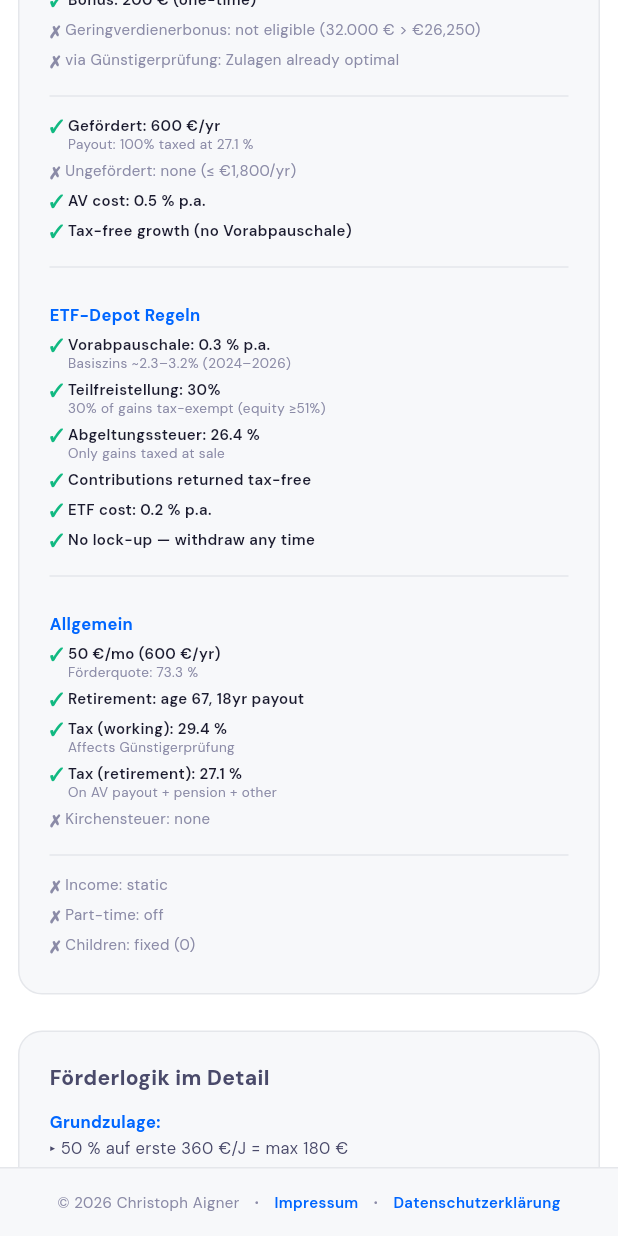
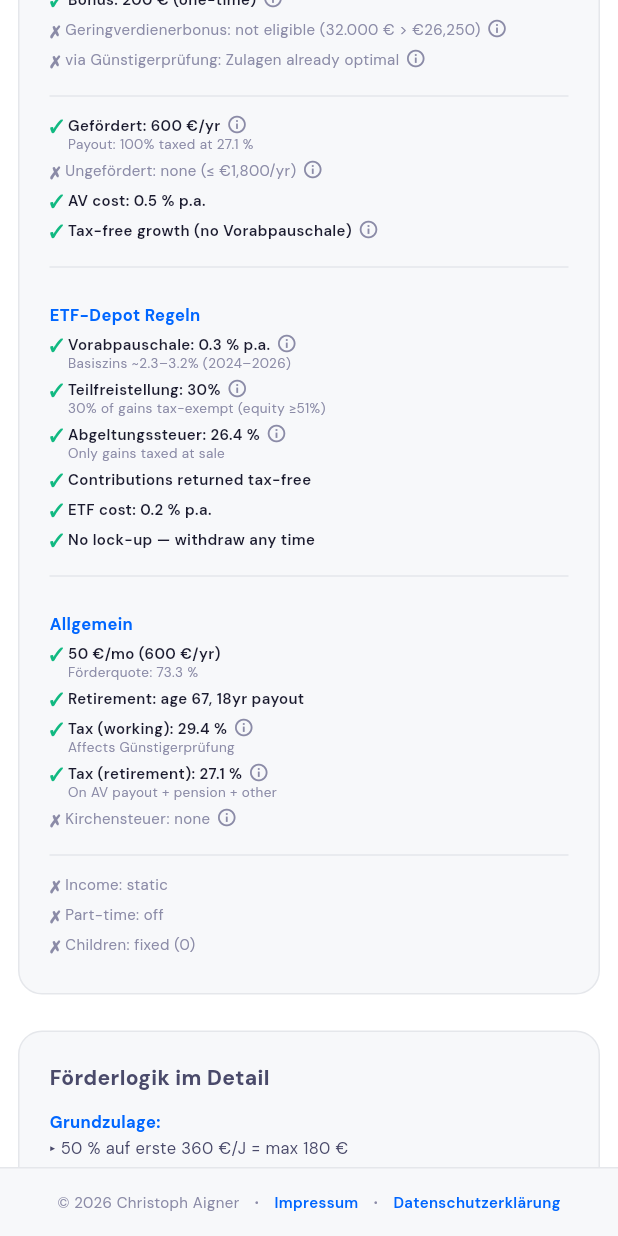
Before and after one commit to chraig/de_altersvorsorge_depot, a Flutter app: the screen it shows after launch, scrolled down 3456 dp, on a phone screen of 412 x 824 dp. Run offline on Flutter 3.47's test engine with Material 3 defaults, Android fonts, the phone set to English and light mode, and no system bars; our stand-ins replace fl_chart, flutter_bloc, go_router, google_fonts.

Commit message:
Add info tooltips, fix 3-column overflow, update stale docs
Info tooltips (ⓘ) on all key terms in calculation basis card:
- 13 bilingual explanations (EN/DE) for Grundzulage, Kinderzulage,
  Berufseinsteigerbonus, Geringverdienerbonus, Günstigerprüfung,
  Gefördert/Ungefördert, Grenzsteuersatz, Vorabpauschale,
  Teilfreistellung, Abgeltungssteuer, Kirchensteuer
- InfoTip widget: hover on desktop, long-press on mobile
- Styled tooltip with white background, border, shadow

Layout fix:
- Removed Container(width:1) vertical dividers that caused infinite
  height crash (blank screen). Columns now separated by padding only.

Docs updated:
- RESEARCH.md: fixed stale 0.2% Vorabpauschale → 0.3%
- CLAUDE.md: updated IncomeDevSettings module path and features

```diff
--- a/lib/core/l10n/app_strings.dart
+++ b/lib/core/l10n/app_strings.dart
@@ -101,6 +101,21 @@ abstract class AppStrings {
   String get calcBasisAV;
   String get calcBasisETF;
   String get calcBasisGeneral;
+
+  // ─── INFO TOOLTIPS ─────────────────────────────────────────────────
+  String get tipGrundzulage;
+  String get tipKinderzulage;
+  String get tipBerufseinsteigerbonus;
+  String get tipGeringverdienerbonus;
+  String get tipGuenstigerpruefung;
+  String get tipGefoerdert;
+  String get tipUngefoerdert;
+  String get tipGrenzsteuersatz;
+  String get tipGrenzsteuersatzRente;
+  String get tipVorabpauschale;
+  String get tipTeilfreistellung;
+  String get tipAbgeltungssteuer;
+  String get tipKirchensteuer;
 
   // ─── COMPARISON ───────────────────────────────────────────────────
   String avYieldsMore(String amount);
@@ -389,6 +404,21 @@ class StringsEn extends AppStrings {
   String get calcBasisAV => 'AV-Depot Rules';
   String get calcBasisETF => 'ETF Rules';
   String get calcBasisGeneral => 'Common';
+
+  // Info Tooltips
+  String get tipGrundzulage => 'Government matches your contributions: 50% on the first €360/yr and 25% on €361–1,800/yr. Maximum €540/yr. Goes directly into your depot.';
+  String get tipKinderzulage => 'The state matches €1 for each €1 you contribute, up to €300 per child per year. Full grant from just €25/month contribution.';
+  String get tipBerufseinsteigerbonus => 'One-time €200 bonus in your first contract year if you are under 25. No ongoing payments — just the first year.';
+  String get tipGeringverdienerbonus => 'Extra €175/yr if your gross income is €26,250 or less and you contribute at least €120/yr. Stacks on top of the Grundzulage.';
+  String get tipGuenstigerpruefung => 'The tax office automatically checks: is the tax deduction on your contributions worth more than the subsidies? If yes, you get the difference as a tax refund — but to your bank account, NOT into the depot.';
+  String get tipGefoerdert => 'Subsidized contributions (up to €1,800/yr): grow tax-free, but the ENTIRE payout in retirement is taxed at your income tax rate (nachgelagerte Besteuerung).';
+  String get tipUngefoerdert => 'Unsubsidized contributions (above €1,800/yr): no subsidies, but preferential payout tax — only 50% of gains taxed at your income tax rate (Halbeinkünfteverfahren). Requires 12+ years contract.';
+  String get tipGrenzsteuersatz => 'Your marginal tax rate based on gross income. This is the rate on your last euro earned — not the average rate on all income. Used for Günstigerprüfung during savings.';
+  String get tipGrenzsteuersatzRente => 'Your marginal tax rate in retirement, based on combined income: AV-Depot payout + state pension + other income. Usually lower than during working life.';
+  String get tipVorabpauschale => 'Annual tax on unrealized ETF gains, calculated from the Basiszins (ECB reference rate). Simplified here as a fixed drag on returns. Does NOT apply inside the AV-Depot.';
+  String get tipTeilfreistellung => '30% of your ETF gains are tax-exempt because the fund already paid withholding tax at fund level. Only 70% of gains are subject to Abgeltungssteuer.';
+  String get tipAbgeltungssteuer => 'Flat-rate capital gains tax of 25% plus 5.5% Solidaritätszuschlag. Only applied to gains (not contributions). Reduced rate when Kirchensteuer applies.';
+  String get tipKirchensteuer => 'Church tax of 8% (Bayern/BaWü) or 9% (other states), applied on top of income tax (AV) and Abgeltungssteuer (ETF). The Abgeltungssteuer base rate is reduced when church tax applies.';
 
   String avYieldsMore(String amount) => 'AV-Depot yields $amount more.';
   String etfYieldsMore(String amount) => 'ETF Portfolio yields $amount more.';
@@ -736,6 +766,20 @@ class StringsDe extends AppStrings {
   String get calcBasisETF => 'ETF-Depot Regeln';
   String get calcBasisGeneral => 'Allgemein';
 
+  String get tipGrundzulage => 'Der Staat bezuschusst Ihre Beiträge: 50 % auf die ersten 360 €/J und 25 % auf 361–1.800 €/J. Maximum 540 €/J. Fließt direkt ins Depot.';
+  String get tipKinderzulage => 'Der Staat zahlt für jeden eingezahlten Euro bis zu 300 € pro Kind und Jahr dazu. Volle Zulage ab nur 25 €/Monat Eigenbeitrag.';
+  String get tipBerufseinsteigerbonus => 'Einmaliger Bonus von 200 € im ersten Vertragsjahr, wenn Sie unter 25 sind. Keine laufenden Zahlungen — nur im ersten Jahr.';
+  String get tipGeringverdienerbonus => 'Zusätzlich 175 €/J bei Bruttoeinkommen ≤ 26.250 € und Mindestbeitrag 120 €/J. Wird auf die Grundzulage aufgeschlagen.';
+  String get tipGuenstigerpruefung => 'Das Finanzamt prüft automatisch: Bringt der Sonderausgabenabzug auf Ihre Beiträge mehr als die Zulagen? Wenn ja, erhalten Sie die Differenz als Steuererstattung — aber auf Ihr Bankkonto, NICHT ins Depot.';
+  String get tipGefoerdert => 'Geförderte Beiträge (bis 1.800 €/J): Wachsen steuerfrei, aber die GESAMTE Auszahlung im Ruhestand wird mit Einkommensteuer besteuert (nachgelagerte Besteuerung).';
+  String get tipUngefoerdert => 'Ungeförderte Beiträge (über 1.800 €/J): Keine Zulagen, aber begünstigte Besteuerung bei Auszahlung — nur 50 % der Gewinne werden besteuert (Halbeinkünfteverfahren). Voraussetzung: 12+ Jahre Vertragslaufzeit.';
+  String get tipGrenzsteuersatz => 'Ihr Grenzsteuersatz basierend auf dem Bruttoeinkommen. Das ist der Steuersatz auf den letzten verdienten Euro — nicht der Durchschnitt. Wird für die Günstigerprüfung während des Sparens verwendet.';
+  String get tipGrenzsteuersatzRente => 'Ihr Grenzsteuersatz im Ruhestand, basierend auf dem Gesamteinkommen: AV-Depot-Auszahlung + gesetzliche Rente + sonstige Einkünfte. Meist niedriger als im Erwerbsleben.';
+  String get tipVorabpauschale => 'Jährliche Steuer auf unrealisierte ETF-Gewinne, berechnet aus dem Basiszins (EZB-Referenzzins). Hier vereinfacht als fester Abzug. Gilt NICHT im AV-Depot.';
+  String get tipTeilfreistellung => '30 % Ihrer ETF-Gewinne sind steuerfrei, da der Fonds bereits Quellensteuer auf Fondsebene zahlt. Nur 70 % der Gewinne unterliegen der Abgeltungssteuer.';
+  String get tipAbgeltungssteuer => 'Pauschale Kapitalertragssteuer von 25 % plus 5,5 % Solidaritätszuschlag. Wird nur auf Gewinne angewandt (nicht auf Einzahlungen). Reduzierter Satz bei Kirchensteuer.';
+  String get tipKirchensteuer => 'Kirchensteuer von 8 % (Bayern/BaWü) oder 9 % (übrige Bundesländer), auf Einkommensteuer (AV) und Abgeltungssteuer (ETF). Der Abgeltungssteuersatz wird bei Kirchensteuer reduziert.';
+
   String avYieldsMore(String amount) => 'AV-Depot bringt $amount mehr.';
   String etfYieldsMore(String amount) => 'ETF-Depot bringt $amount mehr.';
   String get etfWinsExplanation =>
--- a/lib/features/calculator/pages/calculator_page.dart
+++ b/lib/features/calculator/pages/calculator_page.dart
@@ -524,7 +524,7 @@ class _CalculatorPageState extends State<CalculatorPage> with TickerProviderStat
     final jbGef = jbCapped < CalcConstants.grundzulageMaxBeitrag ? jbCapped : CalcConstants.grundzulageMaxBeitrag;
     final jbUngef = jbCapped - jbGef;
 
-    Widget check(bool active, String label, [String? detail]) => Padding(
+    Widget check(bool active, String label, {String? detail, String? tip}) => Padding(
       padding: const EdgeInsets.only(bottom: 4),
       child: Row(
         crossAxisAlignment: CrossAxisAlignment.start,
@@ -534,9 +534,12 @@ class _CalculatorPageState extends State<CalculatorPage> with TickerProviderStat
           Expanded(child: Column(
             crossAxisAlignment: CrossAxisAlignment.start,
             children: [
-              Text(label, style: TextStyle(fontSize: 10,
-                color: active ? AppColors.text : AppColors.muted,
-                fontWeight: active ? FontWeight.w600 : FontWeight.w400)),
+              Row(children: [
+                Flexible(child: Text(label, style: TextStyle(fontSize: 10,
+                  color: active ? AppColors.text : AppColors.muted,
+                  fontWeight: active ? FontWeight.w600 : FontWeight.w400))),
+                if (tip != null) ...[const SizedBox(width: AppSpacing.sm), InfoTip(tip)],
+              ]),
               if (detail != null) Text(detail, style: const TextStyle(fontSize: 9, color: AppColors.muted, height: 1.3)),
             ],
           )),
@@ -556,36 +559,42 @@ class _CalculatorPageState extends State<CalculatorPage> with TickerProviderStat
       children: [
         heading(s.calcBasisAV),
         check(true, '${s.baseGrant}: ${Fmt.eur(sub.grundzulage)}/yr',
-          '50% on first €360 = ${Fmt.eur(sub.grundzulage > 180 ? 180 : sub.grundzulage)}\n'
-          '25% on €361–1,800 = ${Fmt.eur(sub.grundzulage > 180 ? sub.grundzulage - 180 : 0)}'),
+          detail: '50% on first €360 = ${Fmt.eur(sub.grundzulage > 180 ? 180 : sub.grundzulage)}\n'
+            '25% on €361–1,800 = ${Fmt.eur(sub.grundzulage > 180 ? sub.grundzulage - 180 : 0)}',
+          tip: s.tipGrundzulage),
         check(sub.kinderzulage > 0,
           sub.kinderzulage > 0
             ? '${s.childGrant}: ${Fmt.eur(sub.kinderzulage)}/yr (${p.kinder} children)'
             : '${s.childGrant}: no children',
-          sub.kinderzulage > 0 ? '€300/child/yr, 1:1 match from €25/mo' : null),
+          tip: s.tipKinderzulage),
         check(sub.bonus > 0,
           sub.bonus > 0
             ? '${s.entryBonus}: ${Fmt.eur(sub.bonus)} (one-time)'
-            : '${s.entryBonus}: not eligible (age ${p.alterStart}, must be <25)'),
+            : '${s.entryBonus}: not eligible (age ${p.alterStart}, must be <25)',
+          tip: s.tipBerufseinsteigerbonus),
         check(sub.geringverdienerbonus > 0,
           sub.geringverdienerbonus > 0
             ? '${s.lowIncomeBonus}: ${Fmt.eur(sub.geringverdienerbonus)}/yr'
-            : '${s.lowIncomeBonus}: not eligible (${Fmt.eur(p.brutto)} > €26,250)'),
+            : '${s.lowIncomeBonus}: not eligible (${Fmt.eur(p.brutto)} > €26,250)',
+          tip: s.tipGeringverdienerbonus),
         check(sub.steuererstattung > 0,
           sub.steuererstattung > 0
             ? '${s.viaTaxOptimization}: ${Fmt.eur(sub.steuererstattung)}/yr'
             : '${s.viaTaxOptimization}: Zulagen already optimal',
-          sub.steuererstattung > 0 ? '→ bank account, NOT depot' : null),
+          detail: sub.steuererstattung > 0 ? '→ bank account, NOT depot' : null,
+          tip: s.tipGuenstigerpruefung),
         const Divider(height: AppSpacing.xxxl),
         check(true, 'Gefördert: ${Fmt.eur(jbGef)}/yr',
-          'Payout: 100% taxed at ${Fmt.pct(av.grenzsteuersatzRente)}'),
+          detail: 'Payout: 100% taxed at ${Fmt.pct(av.grenzsteuersatzRente)}',
+          tip: s.tipGefoerdert),
         check(jbUngef > 0,
           jbUngef > 0
             ? 'Ungefördert: ${Fmt.eur(jbUngef)}/yr'
             : 'Ungefördert: none (≤ €1,800/yr)',
-          jbUngef > 0 ? 'Payout: 50% of gains taxed (Halbeinkünfte)' : null),
+          detail: jbUngef > 0 ? 'Payout: 50% of gains taxed (Halbeinkünfte)' : null,
+          tip: s.tipUngefoerdert),
         check(true, 'AV cost: ${Fmt.pct(costs.kostenAV)} p.a.'),
-        check(true, 'Tax-free growth (no Vorabpauschale)'),
+        check(true, 'Tax-free growth (no Vorabpauschale)', tip: s.tipVorabpauschale),
       ],
     );
 
@@ -594,11 +603,11 @@ class _CalculatorPageState extends State<CalculatorPage> with TickerProviderStat
       children: [
         heading(s.calcBasisETF),
         check(true, 'Vorabpauschale: ${Fmt.pct(CalcConstants.vorabpauschaleDrag)} p.a.',
-          'Basiszins ~2.3–3.2% (2024–2026)'),
+          detail: 'Basiszins ~2.3–3.2% (2024–2026)', tip: s.tipVorabpauschale),
         check(true, 'Teilfreistellung: 30%',
-          '30% of gains tax-exempt (equity ≥51%)'),
+          detail: '30% of gains tax-exempt (equity ≥51%)', tip: s.tipTeilfreistellung),
         check(true, 'Abgeltungssteuer: ${Fmt.pct(costs.abgeltungssteuersatz)}',
-          'Only gains taxed at sale'),
+          detail: 'Only gains taxed at sale', tip: s.tipAbgeltungssteuer),
         check(true, 'Contributions returned tax-free'),
         check(true, 'ETF cost: ${Fmt.pct(costs.kostenETF)} p.a.'),
         check(true, 'No lock-up — withdraw any time'),
@@ -610,16 +619,17 @@ class _CalculatorPageState extends State<CalculatorPage> with TickerProviderStat
       children: [
         heading(s.calcBasisGeneral),
         check(true, '${Fmt.eur(p.sparrate)}/mo (${Fmt.eur(jbCapped)}/yr)',
-          '${s.subsidyRate}: ${Fmt.pct(sub.foerderquote)}'),
+          detail: '${s.subsidyRate}: ${Fmt.pct(sub.foerderquote)}'),
         check(true, 'Retirement: age ${p.rentenalter}, ${p.auszahlungsDauer}yr payout'),
         check(true, 'Tax (working): ${Fmt.pct(av.grenzsteuersatz)}',
-          'Affects Günstigerprüfung'),
+          detail: 'Affects Günstigerprüfung', tip: s.tipGrenzsteuersatz),
         check(true, 'Tax (retirement): ${Fmt.pct(av.grenzsteuersatzRente)}',
-          'On AV payout + pension + other'),
+          detail: 'On AV payout + pension + other', tip: s.tipGrenzsteuersatzRente),
         check(costs.kirchensteuer > 0,
           costs.kirchensteuer > 0
             ? '${s.kirchensteuerLabel}: ${(costs.kirchensteuer * 100).toStringAsFixed(0)}%'
-            : '${s.kirchensteuerLabel}: none'),
+            : '${s.kirchensteuerLabel}: none',
+          tip: s.tipKirchensteuer),
         const Divider(height: AppSpacing.xxxl),
         check(dev.enabled,
           dev.enabled
@@ -629,7 +639,7 @@ class _CalculatorPageState extends State<CalculatorPage> with TickerProviderStat
                   ? s.curveStepwise
                   : s.curveLogarithmic}'
             : 'Income: static',
-          dev.enabled ? 'Does NOT change subsidies' : null),
+          detail: dev.enabled ? 'Does NOT change subsidies' : null),
         check(dev.hasPartTime,
           dev.hasPartTime
             ? 'Part-time: yr ${dev.partTimeStartYear}–${dev.partTimeStartYear! + dev.partTimeDuration}'
@@ -660,17 +670,22 @@ class _CalculatorPageState extends State<CalculatorPage> with TickerProviderStat
             const Divider(height: AppSpacing.xxxl),
             commonColumn,
           ] else
-            IntrinsicHeight(
-              child: Row(
-                crossAxisAlignment: CrossAxisAlignment.start,
-                children: [
-                  Expanded(child: avColumn),
-                  const VerticalDivider(width: AppSpacing.xxxl),
-                  Expanded(child: etfColumn),
-                  const VerticalDivider(width: AppSpacing.xxxl),
-                  Expanded(child: commonColumn),
-                ],
-              ),
+            Row(
+              crossAxisAlignment: CrossAxisAlignment.start,
+              children: [
+                Expanded(child: Padding(
+                  padding: const EdgeInsets.only(right: AppSpacing.xl),
+                  child: avColumn,
+                )),
+                Expanded(child: Padding(
+                  padding: const EdgeInsets.symmetric(horizontal: AppSpacing.xl),
+                  child: etfColumn,
+                )),
+                Expanded(child: Padding(
+                  padding: const EdgeInsets.only(left: AppSpacing.xl),
+                  child: commonColumn,
+                )),
+              ],
             ),
         ],
       ),
--- a/lib/shared/widgets/common.dart
+++ b/lib/shared/widgets/common.dart
@@ -164,6 +164,34 @@ class ComparisonBar extends StatelessWidget {
   }
 }
 
+/// Small info icon that shows a tooltip on hover (desktop) or long-press (mobile).
+class InfoTip extends StatelessWidget {
+  final String message;
+  final double size;
+
+  const InfoTip(this.message, {super.key, this.size = 14});
+
+  @override
+  Widget build(BuildContext context) {
+    return Tooltip(
+      message: message,
+      preferBelow: false,
+      padding: const EdgeInsets.all(AppSpacing.lg),
+      margin: const EdgeInsets.symmetric(horizontal: AppSpacing.xl),
+      textStyle: const TextStyle(fontSize: 11, color: AppColors.text, height: 1.4),
+      decoration: BoxDecoration(
+        color: AppColors.bg,
+        borderRadius: BorderRadius.circular(AppRadius.md),
+        border: Border.all(color: AppColors.border),
+        boxShadow: [BoxShadow(color: AppColors.text.withValues(alpha: 0.08), blurRadius: 8, offset: const Offset(0, 2))],
+      ),
+      waitDuration: const Duration(milliseconds: 300),
+      showDuration: const Duration(seconds: 10),
+      child: Icon(Icons.info_outline, size: size, color: AppColors.muted),
+    );
+  }
+}
+
 class ResultBanner extends StatelessWidget {
   final bool positive;
   final String title;
```
Also changed, not shown: 2 other files.
